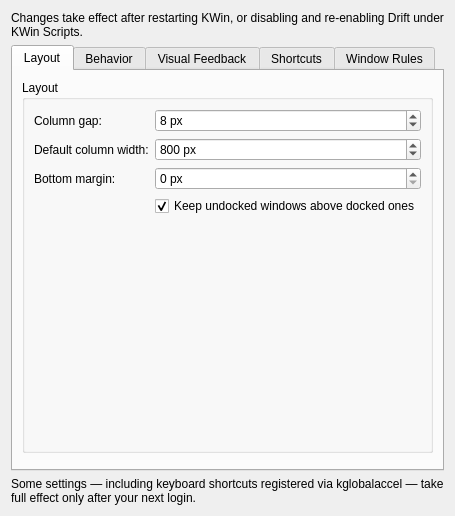
The window that drift/contents/ui/config.ui (epicodic/drift) describes before a commit, drawn with Qt 5.
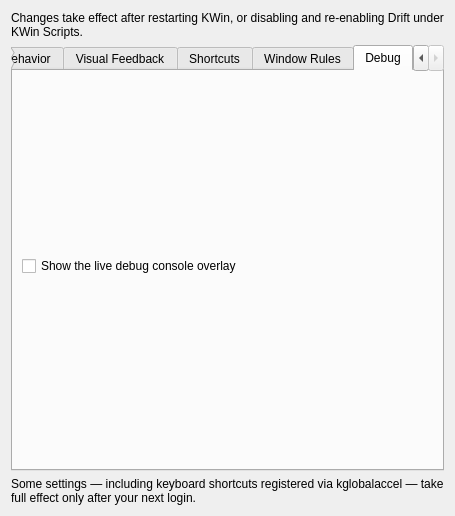
The same window after the commit. The open tabs and pages were chosen to show the change.

Commit message: disabled debug console by default

```diff
--- a/drift/contents/ui/config.ui
+++ b/drift/contents/ui/config.ui
@@ -649,6 +649,33 @@
                             </item>
                         </layout>
                     </widget>
+                    <widget class="QWidget" name="tab_debug">
+                        <attribute name="title">
+                            <string>Debug</string>
+                        </attribute>
+                        <layout class="QVBoxLayout" name="verticalLayout_debug">
+                            <item>
+                                <widget class="QCheckBox" name="kcfg_debugConsoleEnabled">
+                                    <property name="toolTip">
+                                        <string>Show an on-screen overlay with Drift's live layout and camera state — column order, widths, tile stacks, viewport offset</string>
+                                    </property>
+                                    <property name="text">
+                                        <string>Show the live debug console overlay</string>
+                                    </property>
+                                    <property name="checked">
+                                        <bool>false</bool>
+                                    </property>
+                                </widget>
+                            </item>
+                            <item>
+                                <spacer name="verticalSpacer_debug">
+                                    <property name="orientation">
+                                        <enum>Qt::Orientation::Vertical</enum>
+                                    </property>
+                                </spacer>
+                            </item>
+                        </layout>
+                    </widget>
                 </widget>
             </item>
             <item>
```
The commit also changes 12 other files.
